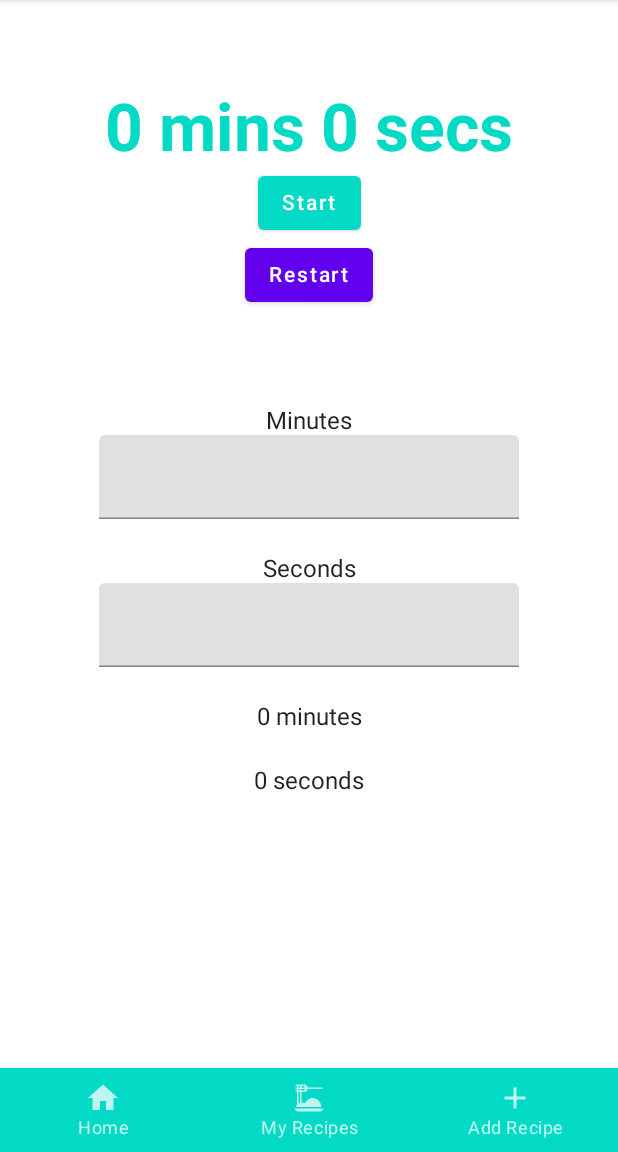
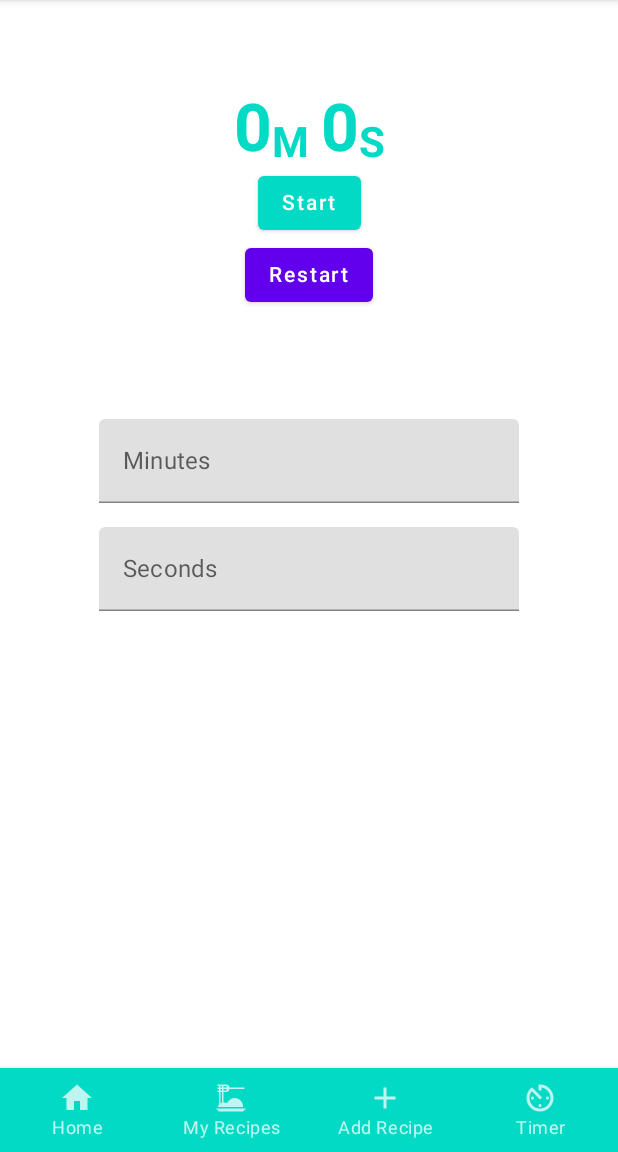
Before and after one commit to alanahbell10/CookbookApp, an Android app built with Jetpack Compose: the timer screen opened through its navigation route, on a phone screen of 412 x 824 dp, the part 84-1236 px from its top. Run offline under Robolectric (Android 15) with nearby library versions, the phone set to English and light mode, and no system bars.

Commit message:
timer feature in nav bar, input fields adjusted, ready to pull

```diff
--- a/app/src/main/java/towson/cosc435/cookbook/MainActivity.kt
+++ b/app/src/main/java/towson/cosc435/cookbook/MainActivity.kt
@@ -70,7 +70,7 @@ fun MainScreen() {
 
 @Composable
 fun BottomNavBar(navController: NavController) {
-    val items = listOf(NavRoutes.Home, NavRoutes.Recipes, NavRoutes.AddRecipe)
+    val items = listOf(NavRoutes.Home, NavRoutes.Recipes, NavRoutes.AddRecipe, NavRoutes.CookingTimer)
     BottomNavigation(
         backgroundColor = Teal200,
         contentColor = Color.White
@@ -111,7 +111,7 @@ fun TopBar() {
 fun Nav(navController: NavHostController) {
     NavHost(
         navController,
-        startDestination = NavRoutes.CookingTimer.route
+        startDestination = NavRoutes.Home.route
     ) {
         composable(NavRoutes.Home.route) {
             Home()
--- a/app/src/main/java/towson/cosc435/cookbook/navigation/NavRoutes.kt
+++ b/app/src/main/java/towson/cosc435/cookbook/navigation/NavRoutes.kt
@@ -7,5 +7,5 @@ sealed class NavRoutes(var route: String, var icon: Int, var title: String) {
     object AddRecipe : NavRoutes("add recipe", R.drawable.ic_add, "Add Recipe")
     object Recipes : NavRoutes("recipes", R.drawable.ic_recipe, "My Recipes")
     object ViewRecipe : NavRoutes("view recipe", R.drawable.ic_home, "View Recipe")
-    object CookingTimer : NavRoutes("timer", R.drawable.ic_home, "Cooking Timer")
+    object CookingTimer : NavRoutes("timer", R.drawable.ic_timer, "Timer")
 }
--- a/app/src/main/java/towson/cosc435/cookbook/screens/CookingTimer.kt
+++ b/app/src/main/java/towson/cosc435/cookbook/screens/CookingTimer.kt
@@ -47,12 +47,15 @@ fun CookingTimer() {
         val totalMins: Long = enterMins.value?.toLongOrNull() ?: 0
         val totalSecs: Long = enterSecs.value?.toLongOrNull() ?: 0
 
-        val totalTime: Long = (totalMins * 60000) + (totalSecs * 1000)
+        var totalTime: Long = (totalMins * 60000) + (totalSecs * 1000)
         var currentTime by remember { mutableStateOf(totalTime) }
 
 
         Spacer(modifier = Modifier.padding(30.dp))
+
         getDisplayTime(currentTime = currentTime)
+
+
         LaunchedEffect(key1 = currentTime, key2 = timerRunning) {
             if(currentTime > 0 && timerRunning == true) {
                 delay(100L)
@@ -99,18 +102,17 @@ fun CookingTimer() {
 
             }
         }
-        Spacer(modifier = Modifier.padding(32.dp))
-        Text("Minutes")
-        TextField(value = enterMins.value, onValueChange = { enterMins.value = it })
+        Spacer(modifier = Modifier.padding(36.dp))
 
-        Spacer(modifier = Modifier.padding(12.dp))
-        Text("Seconds")
-        TextField(value = enterSecs.value, onValueChange = { enterSecs.value = it })
-
-        Spacer(modifier = Modifier.padding(12.dp))
-        Text(getMinutes(currentTime).toString() + " minutes")
-        Spacer(modifier = Modifier.padding(12.dp))
-        Text(getSeconds(currentTime).toString() + " seconds")
+        Column() {
+            Row() {
+                TextField(value = enterMins.value, onValueChange = { enterMins.value = it }, label = { Text(text = "Minutes")})
+            }
+            Spacer(modifier = Modifier.padding(8.dp))
+            Row() {
+                TextField(value = enterSecs.value, onValueChange = { enterSecs.value = it }, label = { Text(text = "Seconds")})
+            }
+        }
 
 
     }
@@ -118,26 +120,54 @@ fun CookingTimer() {
 
 @Composable
 fun getDisplayTime(currentTime: Long) {
-    Row() {
-        if (getMinutes(currentTime) < 0L) {
+
+    Row(verticalAlignment = Alignment.Bottom) {
+        Column() {
             Text(
-                text = getSeconds(currentTime).toString() + " secs.",
-                fontSize = 44.sp,
-                fontWeight = FontWeight.Bold,
-                color = MaterialTheme.colors.secondary
-            )
-        } else {
-            Text(
-                text = getMinutes(currentTime).toString() + " mins "+ getSeconds(currentTime).toString() + " secs",
+                text = getMinutes(currentTime).toString(),
                 fontSize = 44.sp,
                 fontWeight = FontWeight.Bold,
                 color = MaterialTheme.colors.secondary
             )
         }
+        Column() {
+            Text(
+                text ="M",
+                fontSize = 28.sp,
+                fontWeight = FontWeight.Bold,
+                color = MaterialTheme.colors.secondary
+            )
+
+        }
+
+        Spacer(modifier = Modifier.padding(4.dp))
+
+        Column() {
+            Text(
+                text = getSeconds(currentTime).toString(),
+                fontSize = 44.sp,
+                fontWeight = FontWeight.Bold,
+                color = MaterialTheme.colors.secondary
+            )
+        }
+        Column() {
+            Row() {
+                Text(
+                    text ="S",
+                    fontSize = 28.sp,
+                    fontWeight = FontWeight.Bold,
+                    color = MaterialTheme.colors.secondary
+                )
+            }
+
+        }
     }
 }
 
 @Composable
-fun restartButton() {
+fun getTime(enterMins:  MutableState<String>, enterSecs: MutableState<String>) {
+
+
+
 
 }
--- /dev/null
+++ b/app/src/main/res/drawable/ic_timer.xml
@@ -0,0 +1,5 @@
+<vector android:height="24dp" android:tint="#000000"
+    android:viewportHeight="24" android:viewportWidth="24"
+    android:width="24dp" xmlns:android="http://schemas.android.com/apk/res/android">
+    <path android:fillColor="@android:color/white" android:pathData="M11,17c0,0.55 0.45,1 1,1s1,-0.45 1,-1 -0.45,-1 -1,-1 -1,0.45 -1,1zM11,3v4h2L13,5.08c3.39,0.49 6,3.39 6,6.92 0,3.87 -3.13,7 -7,7s-7,-3.13 -7,-7c0,-1.68 0.59,-3.22 1.58,-4.42L12,13l1.41,-1.41 -6.8,-6.8v0.02C4.42,6.45 3,9.05 3,12c0,4.97 4.02,9 9,9 4.97,0 9,-4.03 9,-9s-4.03,-9 -9,-9h-1zM18,12c0,-0.55 -0.45,-1 -1,-1s-1,0.45 -1,1 0.45,1 1,1 1,-0.45 1,-1zM6,12c0,0.55 0.45,1 1,1s1,-0.45 1,-1 -0.45,-1 -1,-1 -1,0.45 -1,1z"/>
+</vector>
```
